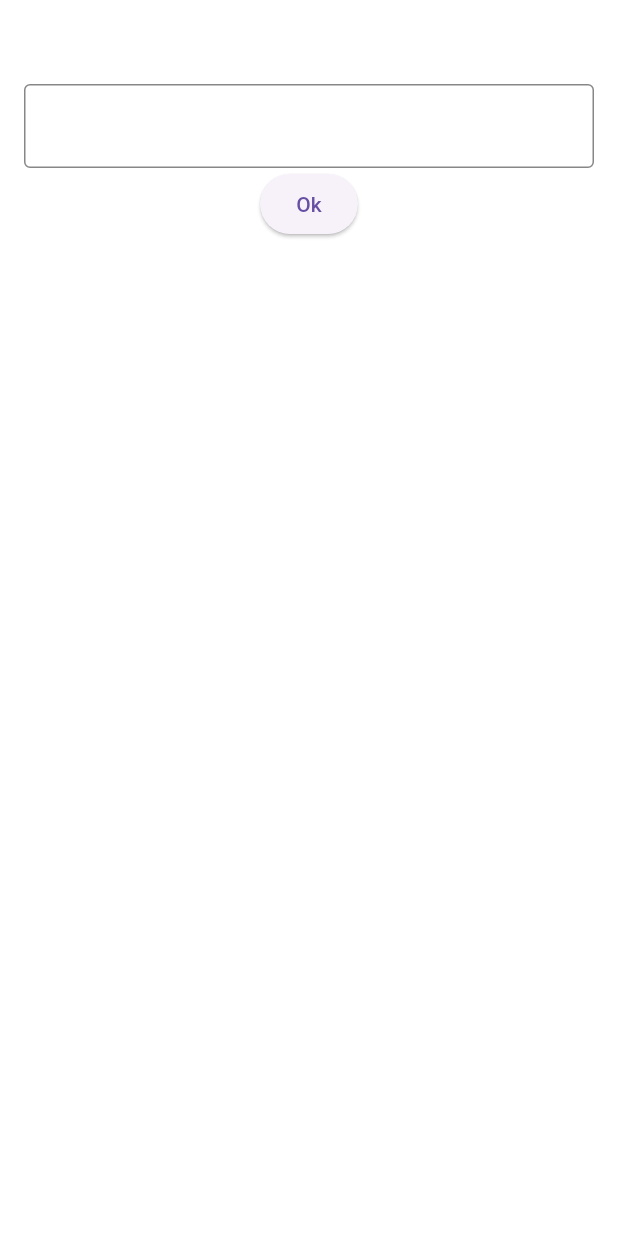
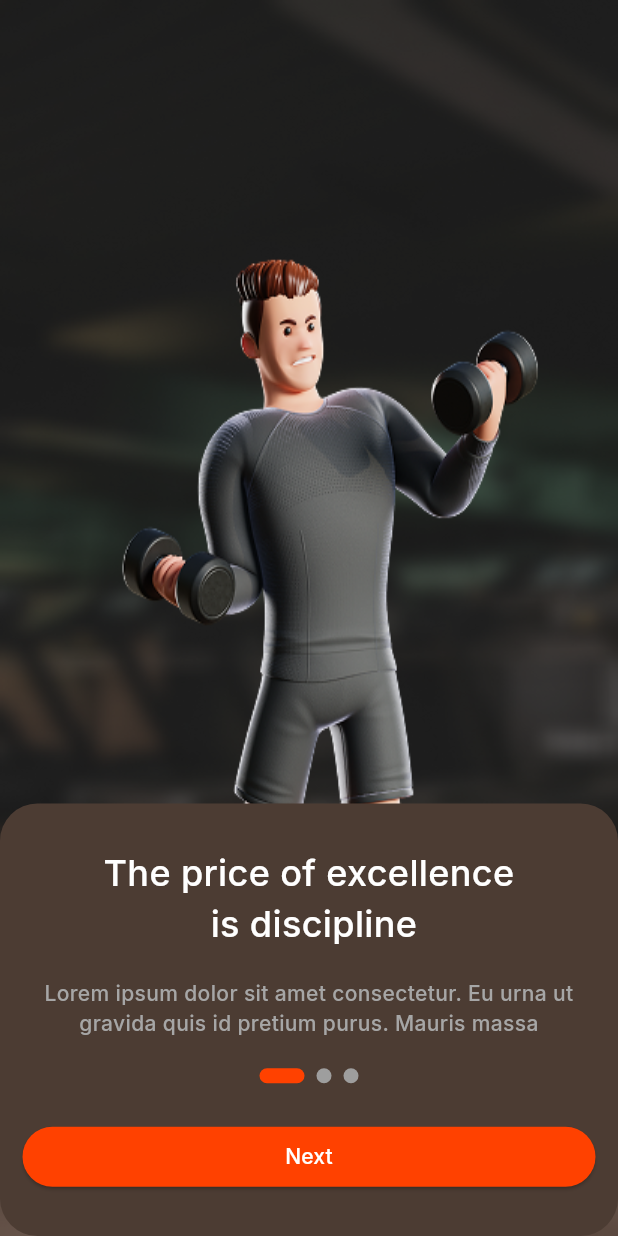
Before and after one commit to mohamedrefat909/fitness, a Flutter app: the screen it shows after launch, on a phone screen of 412 x 824 dp. Run offline on Flutter 3.47's test engine with Material 3 defaults, Android fonts, the phone set to English and light mode, and no system bars; drawn by our look-alikes of smooth_page_indicator; our stand-ins replace dio, google_fonts, injectable, retrofit, shared_preferences; generated files the repository leaves out were written again.

Commit message:
feat(onboarding): implement splash and onboarding screens (no widget tests yet)

```diff
--- a/lib/core/app_colors/colors.dart
+++ b/lib/core/app_colors/colors.dart
@@ -8,8 +8,9 @@ class AppColors {
   static const Color primaryTextColor = Color(0xFF0C1015);
   static const Color greyColor = Color(0xFF878787);
   static const Color darkgreyColor = Color(0xFF535353);
-  static Color error = const Color(0xffB3261E);
-  static Color textField = const Color(0xffA6A6A6);
+  static const Color error =  Color(0xffB3261E);
+  static const Color textField =  Color(0xffA6A6A6);
   static const Color greyColor2 = Color(0xFF535353);
   static const black = Color(0xff000000);
+  static const transparent = Colors.transparent;
 }
--- a/lib/core/app_constants/string_manager.dart
+++ b/lib/core/app_constants/string_manager.dart
@@ -1,3 +1,8 @@
 class StringManager {
   static const String login='Login';
+
+
+
+
+  static const String onboardingKey = 'onboarding';
 }
--- a/lib/core/app_theme/app_theme.dart
+++ b/lib/core/app_theme/app_theme.dart
@@ -31,7 +31,7 @@ class AppTheme {
         fontFamily: AppColors.fontFamily,
       ),
       titleSmall: TextStyle(
-        color: AppColors.greyColor,
+        color: AppColors.backgroundColor,
         fontSize: 14,
         fontWeight: FontWeight.w500,
         fontFamily: AppColors.fontFamily,
--- a/lib/core/routes_manager/route_generator.dart
+++ b/lib/core/routes_manager/route_generator.dart
@@ -1,4 +1,6 @@
 import 'package:fitness/core/routes_manager/routes_name.dart';
+import 'package:fitness/features/app/onboarding/presentation/pages/onboarding_screen.dart';
+import 'package:fitness/features/app/splash/presentation/pages/splash_screen.dart';
 import 'package:fitness/features/home.dart';
 import 'package:flutter/material.dart';
 
@@ -10,6 +12,14 @@ class RouteGenerator {
           builder: (context) => HomePage(),
           settings: settings,
         );
+        case RoutesName.splash:
+          return MaterialPageRoute(
+            builder: (context) => SplashScreen(),
+          );
+      case RoutesName.onboarding:
+        return MaterialPageRoute(
+          builder: (context) => OnboardingScreen(),
+        );
       default:
         return MaterialPageRoute(
           builder: (context) => const HomePage(),
--- a/lib/core/routes_manager/routes_name.dart
+++ b/lib/core/routes_manager/routes_name.dart
@@ -1,3 +1,5 @@
 class RoutesName {
   static const  String home='/home';
+  static const  String splash='/';//splash
+  static const  String onboarding='/onboarding';
 }
--- /dev/null
+++ b/lib/features/app/onboarding/presentation/pages/onboarding_screen.dart
@@ -0,0 +1,146 @@
+import 'package:fitness/core/routes_manager/routes_name.dart';
+import 'package:fitness/features/app/onboarding/presentation/widgets/custom_move_button.dart';
+import 'package:flutter/material.dart';
+
+import '../../../../../core/app_colors/colors.dart';
+import '../../../../../core/app_theme/app_theme.dart';
+import '../widgets/onboarding_model.dart';
+import '../widgets/smooth_custom.dart';
+
+class OnboardingScreen extends StatefulWidget {
+  OnboardingScreen({super.key});
+
+  @override
+  State<OnboardingScreen> createState() => _OnboardingScreenState();
+}
+
+class _OnboardingScreenState extends State<OnboardingScreen> {
+  final PageController controller = PageController(initialPage: 0);
+  int _currentPage = 0;
+
+  @override
+  Widget build(BuildContext context) {
+    return Scaffold(
+      body: Stack(
+        alignment: Alignment.bottomCenter,
+        children: [
+          Image.asset(
+            'assets/images/background.png',
+            fit: BoxFit.fill,
+            height: double.infinity,
+            width: double.infinity,
+          ),
+          PageView.builder(
+            onPageChanged: (index) {
+              setState(() {
+                _currentPage = index;
+              });
+            },
+            controller: controller,
+            itemCount: OnboardingModel.onboardingList.length,
+            itemBuilder: (context, index) {
+              final item = OnboardingModel.onboardingList[index];
+              final size = OnboardingModel.imageSizes[index];
+              return Stack(
+                children: [
+                  Align(
+                    alignment: Alignment.center,
+                    child: Image.asset(
+                      item.image,
+                      width: size.width,
+                      height: size.height,
+                      fit: BoxFit.fill,
+                    ),
+                  ),
+                  Align(
+                    alignment: Alignment.bottomCenter,
+                    child: Container(
+                      padding: const EdgeInsets.all(15),
+                      decoration: BoxDecoration(
+                        color: const Color(0xff4c3c33),
+                        borderRadius: BorderRadius.circular(25),
+                      ),
+                      width: double.infinity,
+                      height: MediaQuery.of(context).size.height * 0.35,
+                      child: Column(
+                        mainAxisAlignment: MainAxisAlignment.center,
+                        children: [
+                          Flexible(
+                            child: Text(
+                              textAlign: TextAlign.center,
+                              item.title,
+                              style: AppTheme.lightTheme.textTheme.titleLarge?.copyWith(
+                                fontSize: 24,
+                                  color: AppColors.backgroundColor
+                              )
+                            ),
+                          ),
+                          const SizedBox(height: 20),
+                          Flexible(
+                            child: Text(
+                              textAlign: TextAlign.center,
+                              item.description,
+                              style: AppTheme.lightTheme.textTheme.titleSmall?.copyWith(
+                                color: AppColors.textField
+                              )
+                            ),
+                          ),
+                          const SizedBox(height: 20),
+                          SmoothCustom(
+                            controller: controller,
+                            count: OnboardingModel.onboardingList.length,
+                            smoothColors: const Color(0xffff4100),
+                          ),
+                          const SizedBox(height: 25),
+                          Row(
+                            children: [
+                              if (_currentPage == 0)
+                                Expanded(
+                                  child: ElevatedButton(
+                                    onPressed: () {
+                                      controller.nextPage(
+                                        duration: const Duration(
+                                          milliseconds: 500,
+                                        ),
+                                        curve: Curves.easeInOut,
+                                      );
+                                    },
+                                    style: ElevatedButton.styleFrom(
+                                      backgroundColor: AppColors.primaryColor,
+                                      shape: RoundedRectangleBorder(
+                                        borderRadius: BorderRadius.circular(25),
+                                      ),
+                                      padding: const EdgeInsets.symmetric(
+                                        vertical: 8,
+                                        horizontal: 16,
+                                      ),
+                                    ),
+                                    child: Text(
+                                      'Next',
+                                      style:
+                                          AppTheme
+                                              .lightTheme
+                                              .textTheme
+                                              .titleSmall,
+                                    ),
+                                  ),
+                                )
+                              else if (_currentPage == OnboardingModel.onboardingList.length - 2)
+                                CustomMoveButton(text: 'Next', controller: controller)
+                              else
+                                CustomMoveButton(text: 'Do It', controller: controller)
+                            ],
+                          ),
+                        ],
+                      ),
+                    ),
+                  ),
+                ],
+              );
+            },
+          ),
+        ],
+      ),
+    );
+  }
+}
--- /dev/null
+++ b/lib/features/app/onboarding/presentation/widgets/onboarding_model.dart
@@ -0,0 +1,42 @@
+import 'package:flutter/cupertino.dart';
+
+class OnboardingModel {
+  final String image;
+  final String title;
+  final String description;
+  final Icon? icon;
+
+  OnboardingModel({
+    required this.image,
+    required this.title,
+    required this.description,
+    this.icon,
+  });
+
+ static List<OnboardingModel> onboardingList = [
+    OnboardingModel(
+      image: 'assets/images/on_1.png',
+      title: 'The price of excellence\n is discipline',
+      description:
+          'Lorem ipsum dolor sit amet consectetur. Eu urna ut gravida quis id pretium purus. Mauris massa',
+    ),
+    OnboardingModel(
+      image: 'assets/images/on_2.png',
+      title: 'Fitness has never been so much fun',
+      description:
+          'Lorem ipsum dolor sit amet consectetur. Eu urna ut gravida quis id pretium purus. Mauris massa',
+    ),
+    OnboardingModel(
+      image: 'assets/images/on_3.png',
+      title: 'NO MORE EXCUSES Do It Now',
+      description:
+          'Lorem ipsum dolor sit amet consectetur. Eu urna ut gravida quis id pretium purus. Mauris massa',
+    ),
+  ];
+
+  static const List<Size> imageSizes = [
+    Size(375, 695),
+    Size(375, 516),//450
+    Size(375, 516),//450
+  ];
+}
--- /dev/null
+++ b/lib/features/app/onboarding/presentation/widgets/smooth_custom.dart
@@ -0,0 +1,32 @@
+
+import 'package:flutter/cupertino.dart';
+import 'package:flutter/material.dart';
+import 'package:smooth_page_indicator/smooth_page_indicator.dart';
+
+class SmoothCustom extends StatelessWidget {
+  const SmoothCustom({super.key, required this.controller, required this.count, required this.smoothColors});
+  final PageController controller;
+  final int count;
+  final Color smoothColors;
+  @override
+  Widget build(BuildContext context) {
+    return SmoothPageIndicator(
+      controller: controller,
+      count: count,
+      effect:  ExpandingDotsEffect(
+        dotHeight: 10,
+        dotWidth: 10,
+        expansionFactor: 3,
+        activeDotColor: smoothColors,
+        dotColor: Colors.grey,
+      ),
+      onDotClicked: (index) {
+        controller.animateToPage(
+          index,
+          duration: const Duration(milliseconds: 500),
+          curve: Curves.easeInOut,
+        );
+      },
+    );
+  }
+}
```
Also changed, not shown: flutter_native_splash.yaml (added, +154 -0 lines), lib/features/app/onboarding/presentation/widgets/custom_move_button.dart (added, +96 -0 lines), lib/features/app/splash/presentation/pages/splash_screen.dart (added, +41 -0 lines), lib/main.dart (+4 -3 lines), pubspec.yaml (+13 -2 lines), assets/images/app_icon.png (added), assets/images/background.png (added), assets/images/on_1.png (added), assets/images/on_2.png (added), assets/images/on_3.png (added), assets/images/splash_screen.png (added), pubspec.lock, 34 other files.
